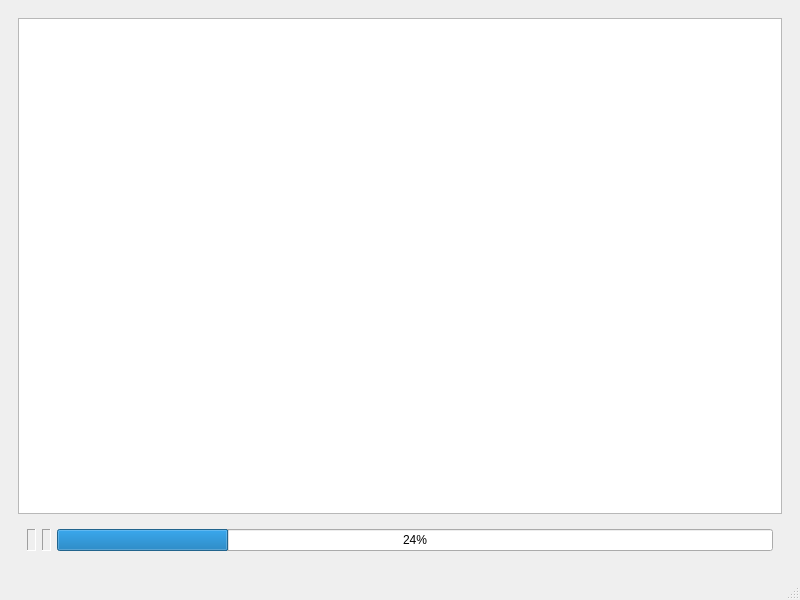
First picture: the form in mainwindow.ui, repository frederikvannoote/gsync, before the edit.
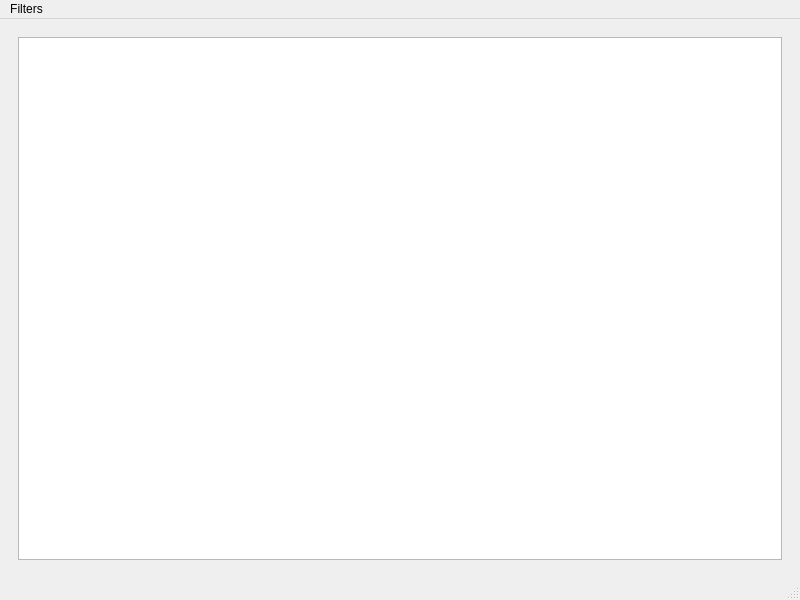
Second picture: the form after the edit. The open tabs and pages were chosen to show the change. Icons and pictures are not drawn.

Commit message: Adding filter on overview window.

```diff
--- a/mainwindow.ui
+++ b/mainwindow.ui
@@ -335,45 +335,6 @@
         <item>
          <widget class="QTableView" name="tableView"/>
         </item>
-        <item>
-         <widget class="QWidget" name="status" native="true">
-          <layout class="QHBoxLayout" name="horizontalLayout_8">
-           <item>
-            <widget class="QLabel" name="runningSyncs">
-             <property name="frameShape">
-              <enum>QFrame::Shape::Panel</enum>
-             </property>
-             <property name="frameShadow">
-              <enum>QFrame::Shadow::Sunken</enum>
-             </property>
-             <property name="text">
-              <string/>
-             </property>
-            </widget>
-           </item>
-           <item>
-            <widget class="QLabel" name="toAnalyze">
-             <property name="frameShape">
-              <enum>QFrame::Shape::Panel</enum>
-             </property>
-             <property name="frameShadow">
-              <enum>QFrame::Shadow::Sunken</enum>
-             </property>
-             <property name="text">
-              <string/>
-             </property>
-            </widget>
-           </item>
-           <item>
-            <widget class="QProgressBar" name="syncedFiles">
-             <property name="value">
-              <number>24</number>
-             </property>
-            </widget>
-           </item>
-          </layout>
-         </widget>
-        </item>
        </layout>
       </widget>
      </widget>
@@ -389,6 +350,18 @@
      <height>22</height>
     </rect>
    </property>
+   <widget class="QMenu" name="menuFilters">
+    <property name="title">
+     <string>Filters</string>
+    </property>
+    <addaction name="actionShowFilesWithUnknownStatus"/>
+    <addaction name="actionShowOutOfSyncFiles"/>
+    <addaction name="actionShowSyncingFiles"/>
+    <addaction name="actionShowInSyncFiles"/>
+    <addaction name="separator"/>
+    <addaction name="actionQuit"/>
+   </widget>
+   <addaction name="menuFilters"/>
   </widget>
   <widget class="QStatusBar" name="statusbar"/>
  </widget>
```
Left out of the diff: 71 changed lines with no effect on the pictures. The commit also changes 26 other files.
